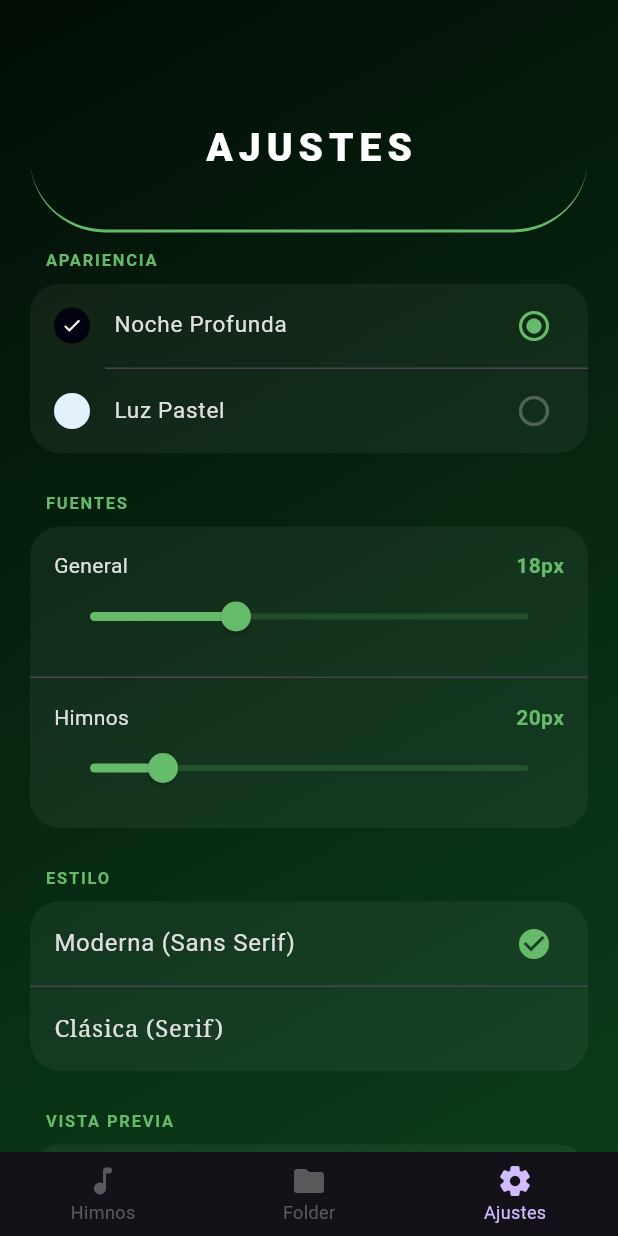
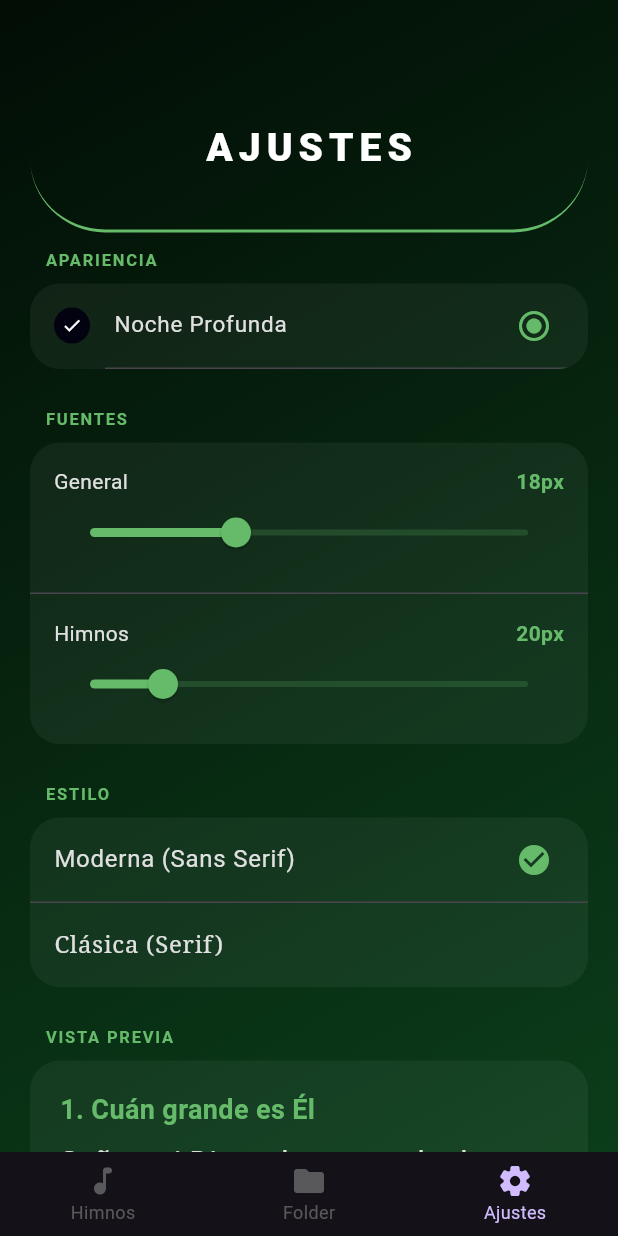
Before and after one commit to Eduardo1232000/HimnarioVidaCristiana, a Flutter app: the screen it shows after launch, item 3 of the bottom bar chosen, on a phone screen of 412 x 824 dp. Run offline on Flutter 3.47's test engine with Material 3 defaults, Android fonts, the phone set to English and light mode, and no system bars; our stand-ins replace auto_size_text, open_filex, package_info_plus, shared_preferences; Roboto replaces fonts that are missing (Sans).

Commit message:
[HOTFIX] Se quito el tema claro, ya que no se ve bien

```diff
--- a/lib/pages/configuracion_tab.dart
+++ b/lib/pages/configuracion_tab.dart
@@ -234,7 +234,6 @@ class _ConfiguracionTabState extends State<ConfiguracionTab> {
                         children: [
                           _buildThemeTile(label: "Noche Profunda", themeKey: 'oscuro', previewColor: const Color(0xFF020210), seccion: seccion),
                           const Divider(height: 1, indent: 50),
-                          _buildThemeTile(label: "Luz Pastel", themeKey: 'claro', previewColor: const Color(0xFFE3F2FD), seccion: seccion),
                         ],
                       ),
                     ),
--- a/pubspec.yaml
+++ b/pubspec.yaml
@@ -16,7 +16,7 @@ publish_to: 'none' # Remove this line if you wish to publish to pub.dev
 # https://developer.apple.com/library/archive/documentation/General/Reference/InfoPlistKeyReference/Articles/CoreFoundationKeys.html
 # In Windows, build-name is used as the major, minor, and patch parts
 # of the product and file versions while build-number is used as the build suffix.
-version: 1.1.2+6
+version: 1.1.3+6
 
 environment:
   sdk: ^3.7.2
```
